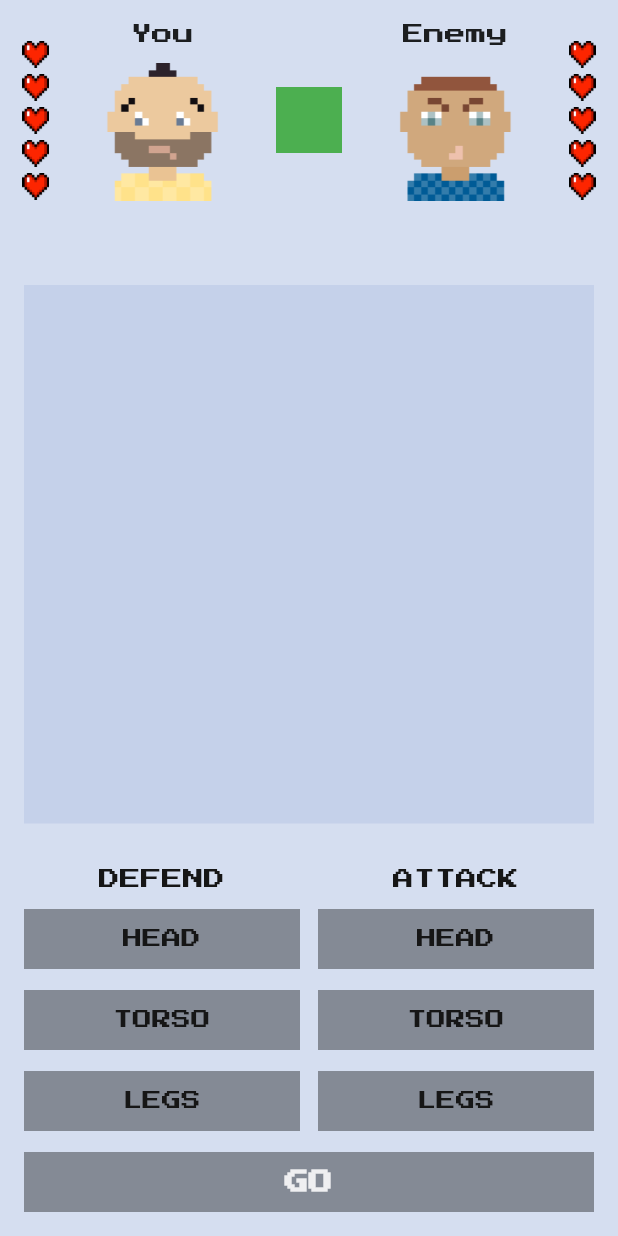
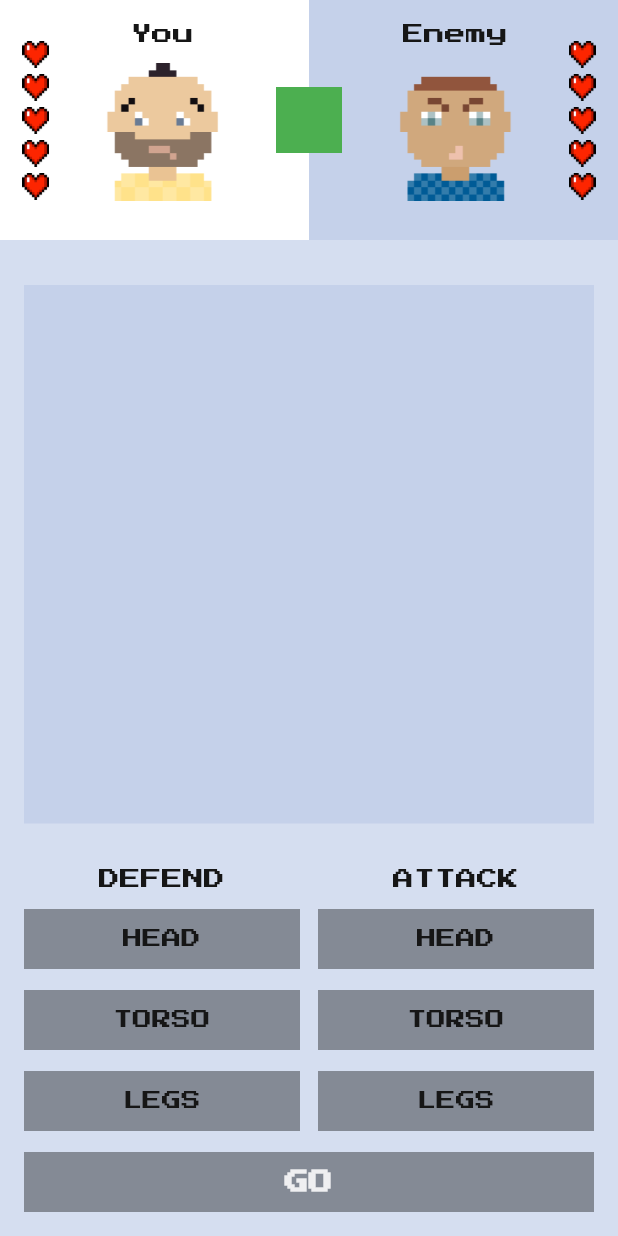
Before and after one commit to roman8361/flutter_fight_club, a Flutter app: the screen it shows after launch, on a phone screen of 412 x 824 dp. Run offline on Flutter 3.47's test engine with Material 2 defaults, Android fonts, the phone set to English and light mode, and no system bars; our stand-ins replace google_fonts.

Commit message:
home work 02 (refactoring)

```diff
--- a/lib/fight_club_colors.dart
+++ b/lib/fight_club_colors.dart
@@ -5,7 +5,7 @@ import 'package:flutter/material.dart';
 class FightClubColors {
   FightClubColors._();
 
-  static const background = Color.fromRGBO(213, 222, 240, 1);
+  static const background = Color(0xFFD5DEF0);
   static const greyButton = Colors.black38;
   static const blueButton = Color(0xFF1C79CE);
   static const blackButton = Colors.black87;
--- a/lib/main.dart
+++ b/lib/main.dart
@@ -55,7 +55,7 @@ class MyHomePageState extends State<MyHomePage> {
             FightersInfo(
               maxLivesCount: maxLives,
               yourLivesCount: yourLives,
-              enemyLivesCount: enemyLives,
+              enemysLivesCount: enemyLives,
             ),
             Expanded(
               child: Padding(
@@ -305,29 +305,52 @@ class ControlsWidget extends StatelessWidget {
 class FightersInfo extends StatelessWidget {
   final int maxLivesCount;
   final int yourLivesCount;
-  final int enemyLivesCount;
+  final int enemysLivesCount;
 
   const FightersInfo({
     Key? key,
     required this.maxLivesCount,
     required this.yourLivesCount,
-    required this.enemyLivesCount,
+    required this.enemysLivesCount,
   }) : super(key: key);
 
   @override
   Widget build(BuildContext context) {
     return SizedBox(
       height: 160,
-      child: Row(
+      child: Stack(
+        children: [
+          Row(
+            crossAxisAlignment: CrossAxisAlignment.stretch,
+            children: [
+              Expanded(
+                child: ColoredBox(
+                  color: Colors.white,
+                  child: SizedBox(height: 160),
+                ),
+              ),
+              Expanded(
+                child: ColoredBox(
+                  color: FightClubColors.descriptionBackground,
+                  child: SizedBox(height: 160),
+                ),
+              )
+            ],
+          ),
+          Row(
             mainAxisAlignment: MainAxisAlignment.spaceAround,
             children: [
               LivesWidget(
                 overallLivesCount: maxLivesCount,
-              currentLivesCount: yourLivesCount),
+                currentLivesCount: yourLivesCount,
+              ),
               Column(
                 children: [
                   const SizedBox(height: 16),
-              Text("You"),
+                  Text(
+                    "You",
+                    style: TextStyle(color: FightClubColors.darkGreyText),
+                  ),
                   const SizedBox(height: 12),
                   Image.asset(
                     FightClubImages.youAvatar,
@@ -337,13 +360,14 @@ class FightersInfo extends StatelessWidget {
                 ],
               ),
               ColoredBox(
-            color: Colors.green,
-            child: SizedBox(height: 44, width: 44),
-          ),
+                  color: Colors.green, child: SizedBox(height: 44, width: 44)),
               Column(
                 children: [
                   const SizedBox(height: 16),
-              Text("Enemy"),
+                  Text(
+                    "Enemy",
+                    style: TextStyle(color: FightClubColors.darkGreyText),
+                  ),
                   const SizedBox(height: 12),
                   Image.asset(
                     FightClubImages.enemyAvatar,
@@ -354,7 +378,10 @@ class FightersInfo extends StatelessWidget {
               ),
               LivesWidget(
                 overallLivesCount: maxLivesCount,
-              currentLivesCount: enemyLivesCount)
+                currentLivesCount: enemysLivesCount,
+              ),
+            ],
+          ),
         ],
       ),
     );
```
Lines whose indentation alone changed are shown as unchanged.
